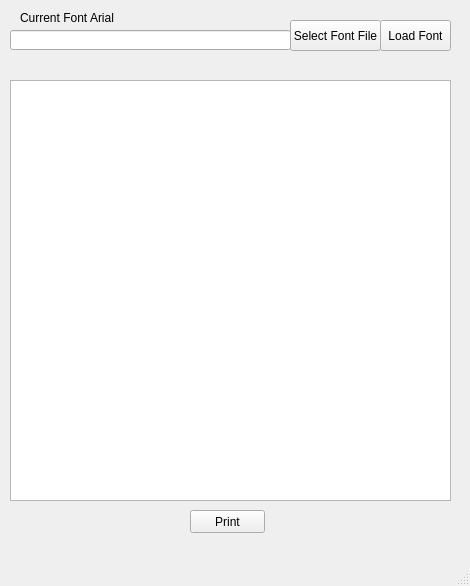
This is PdfReader/QPrinter/QPrinter/mainwindow.ui in rockyoffice/rockyoffice as Qt 5 draws it before an edit. The edited form follows.
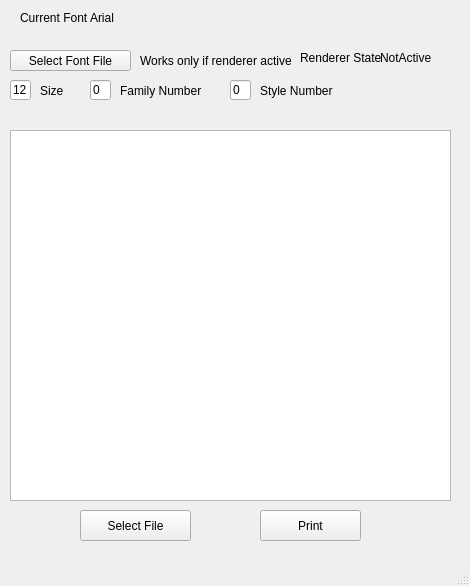
This is the edited form.

Commit message: font loading to select font you have to select outputfile first

The edit to the form file:
```diff
--- a/PdfReader/QPrinter/QPrinter/mainwindow.ui
+++ b/PdfReader/QPrinter/QPrinter/mainwindow.ui
@@ -18,61 +18,38 @@
     <property name="geometry">
      <rect>
       <x>10</x>
-      <y>80</y>
+      <y>130</y>
       <width>441</width>
-      <height>421</height>
+      <height>371</height>
      </rect>
     </property>
    </widget>
    <widget class="QPushButton" name="PrintButton">
     <property name="geometry">
      <rect>
-      <x>190</x>
+      <x>260</x>
       <y>510</y>
-      <width>75</width>
-      <height>23</height>
+      <width>101</width>
+      <height>31</height>
      </rect>
     </property>
     <property name="text">
      <string>Print</string>
     </property>
    </widget>
-   <widget class="QLineEdit" name="FontFileText">
-    <property name="geometry">
-     <rect>
-      <x>10</x>
-      <y>30</y>
-      <width>281</width>
-      <height>20</height>
-     </rect>
-    </property>
-   </widget>
    <widget class="QPushButton" name="LoadFontFileButton">
     <property name="geometry">
      <rect>
-      <x>290</x>
-      <y>20</y>
-      <width>91</width>
-      <height>31</height>
+      <x>10</x>
+      <y>50</y>
+      <width>121</width>
+      <height>21</height>
      </rect>
     </property>
     <property name="text">
      <string>Select Font File</string>
     </property>
    </widget>
-   <widget class="QPushButton" name="LoadFontButton">
-    <property name="geometry">
-     <rect>
-      <x>380</x>
-      <y>20</y>
-      <width>71</width>
-      <height>31</height>
-     </rect>
-    </property>
-    <property name="text">
-     <string>Load Font</string>
-    </property>
-   </widget>
    <widget class="QLabel" name="FontText">
     <property name="geometry">
      <rect>
@@ -91,7 +68,7 @@
      <rect>
       <x>90</x>
       <y>10</y>
-      <width>71</width>
+      <width>361</width>
       <height>16</height>
      </rect>
     </property>
@@ -99,6 +76,136 @@
      <string>Arial</string>
     </property>
    </widget>
+   <widget class="QLabel" name="FontNoteLabel">
+    <property name="geometry">
+     <rect>
+      <x>140</x>
+      <y>50</y>
+      <width>151</width>
+      <height>21</height>
+     </rect>
+    </property>
+    <property name="text">
+     <string>Works only if renderer active</string>
+    </property>
+   </widget>
+   <widget class="QLineEdit" name="FontSizeLine">
+    <property name="geometry">
+     <rect>
+      <x>10</x>
+      <y>80</y>
+      <width>21</width>
+      <height>20</height>
+     </rect>
+    </property>
+    <property name="text">
+     <string>12</string>
+    </property>
+   </widget>
+   <widget class="QLineEdit" name="FontFamilyLine">
+    <property name="geometry">
+     <rect>
+      <x>90</x>
+      <y>80</y>
+      <width>21</width>
+      <height>20</height>
+     </rect>
+    </property>
+    <property name="text">
+     <string>0</string>
+    </property>
+   </widget>
+   <widget class="QLineEdit" name="FontStyleLine">
+    <property name="geometry">
+     <rect>
+      <x>230</x>
+      <y>80</y>
+      <width>21</width>
+      <height>20</height>
+     </rect>
+    </property>
+    <property name="text">
+     <string>0</string>
+    </property>
+   </widget>
+   <widget class="QLabel" name="FontSizeLabel">
+    <property name="geometry">
+     <rect>
+      <x>40</x>
+      <y>80</y>
+      <width>47</width>
+      <height>21</height>
+     </rect>
+    </property>
+    <property name="text">
+     <string>Size</string>
+    </property>
+   </widget>
+   <widget class="QLabel" name="FontFamilyLabel">
+    <property name="geometry">
+     <rect>
+      <x>120</x>
+      <y>80</y>
+      <width>101</width>
+      <height>21</height>
+     </rect>
+    </property>
+    <property name="text">
+     <string>Family Number</string>
+    </property>
+   </widget>
+   <widget class="QLabel" name="FontStyleLabel">
+    <property name="geometry">
+     <rect>
+      <x>260</x>
+      <y>80</y>
+      <width>101</width>
+      <height>21</height>
+     </rect>
+    </property>
+    <property name="text">
+     <string>Style Number</string>
+    </property>
+   </widget>
+   <widget class="QPushButton" name="SelectOutputFileButton">
+    <property name="geometry">
+     <rect>
+      <x>80</x>
+      <y>510</y>
+      <width>111</width>
+      <height>31</height>
+     </rect>
+    </property>
+    <property name="text">
+     <string>Select File</string>
+    </property>
+   </widget>
+   <widget class="QLabel" name="label">
+    <property name="geometry">
+     <rect>
+      <x>300</x>
+      <y>50</y>
+      <width>81</width>
+      <height>16</height>
+     </rect>
+    </property>
+    <property name="text">
+     <string>Renderer State</string>
+    </property>
+   </widget>
+   <widget class="QLabel" name="ActiveLabel">
+    <property name="geometry">
+     <rect>
+      <x>380</x>
+      <y>50</y>
+      <width>81</width>
+      <height>16</height>
+     </rect>
+    </property>
+    <property name="text">
+     <string>NotActive</string>
+    </property>
+   </widget>
   </widget>
   <widget class="QMenuBar" name="menubar">
    <property name="geometry">
```
The commit also changes 4 other files.
